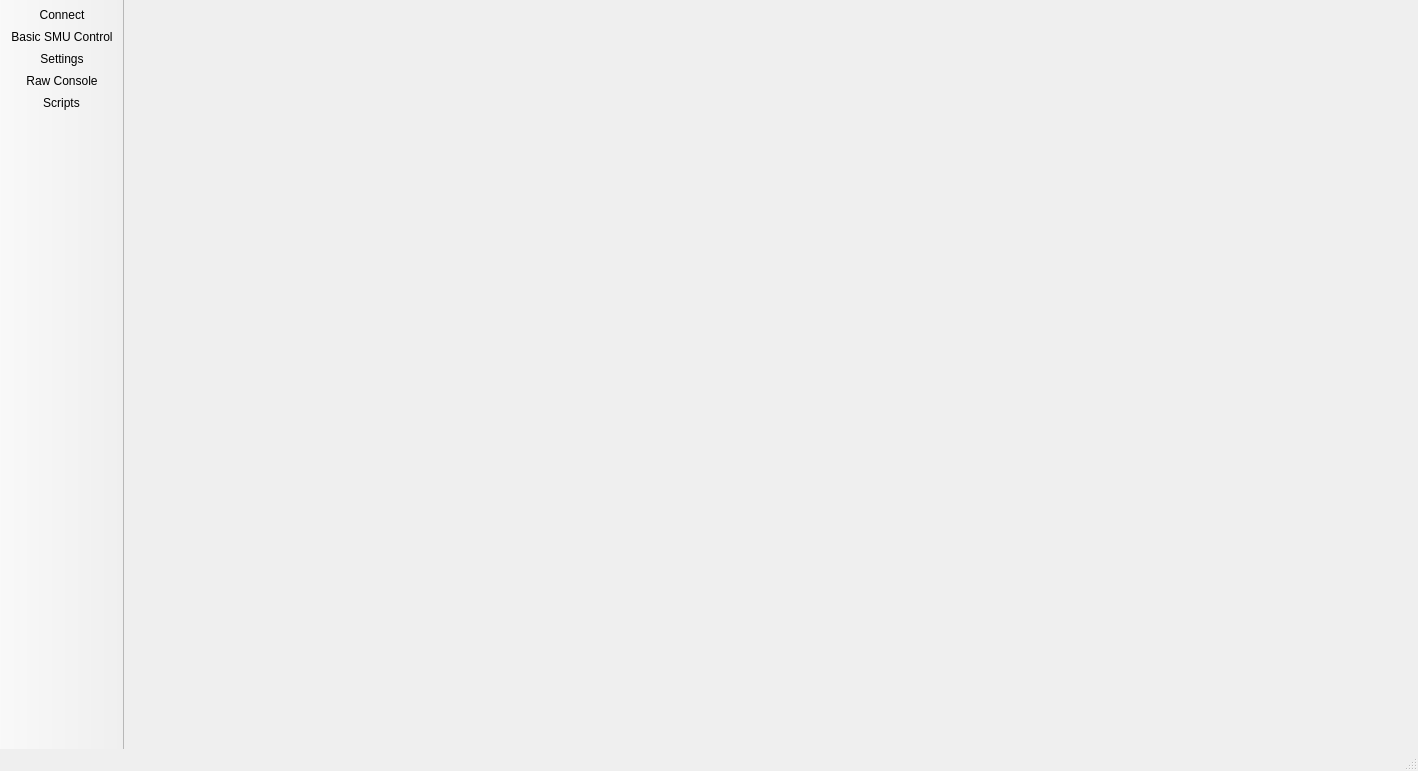
Qt form forms/maingui.ui (schwemmdx/keithley-tool) before a commit.
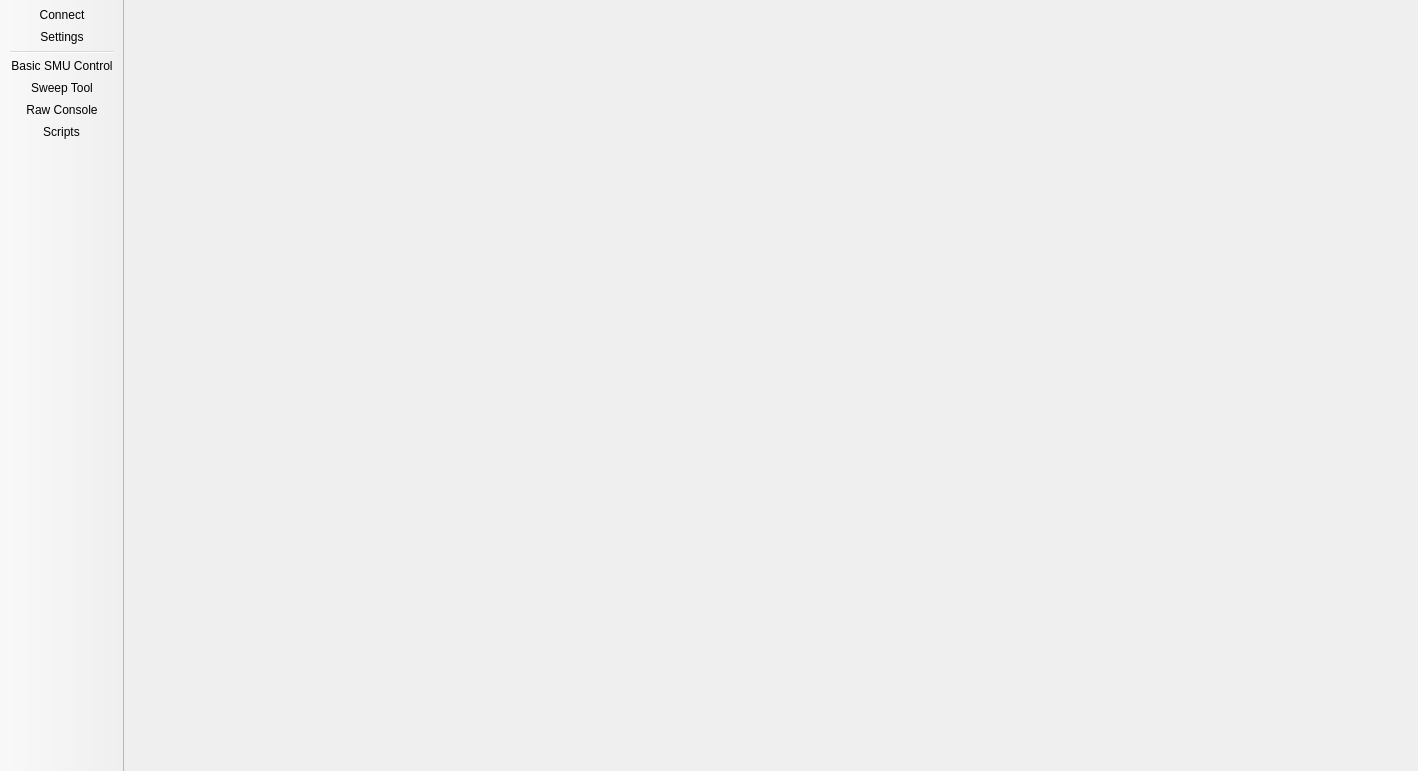
The same form after that commit. Icons and pictures are not drawn.

Commit message: Added Exit Action Added On State Icon for sucessful Connection Changed WidgetName Added 2nd Tool Bar

Patch:
```diff
--- a/forms/maingui.ui
+++ b/forms/maingui.ui
@@ -13,10 +13,16 @@
   <property name="windowTitle">
    <string>MainWindow</string>
   </property>
+  <property name="windowIcon">
+   <iconset resource="../materials.qrc">
+    <normaloff>:/materials/materials/mosfet.png</normaloff>:/materials/materials/mosfet.png</iconset>
+  </property>
+  <property name="tabShape">
+   <enum>QTabWidget::Rounded</enum>
+  </property>
   <widget class="QWidget" name="centralwidget">
    <layout class="QGridLayout" name="gridLayout"/>
   </widget>
-  <widget class="QStatusBar" name="statusbar"/>
   <widget class="QToolBar" name="toolBar">
    <property name="sizePolicy">
     <sizepolicy hsizetype="Fixed" vsizetype="Preferred">
@@ -33,6 +39,9 @@
    <property name="windowTitle">
     <string>toolBar</string>
    </property>
+   <property name="layoutDirection">
+    <enum>Qt::LeftToRight</enum>
+   </property>
    <property name="movable">
     <bool>false</bool>
    </property>
@@ -48,6 +57,9 @@
      <height>32</height>
     </size>
    </property>
+   <property name="toolButtonStyle">
+    <enum>Qt::ToolButtonIconOnly</enum>
+   </property>
    <property name="floatable">
     <bool>false</bool>
    </property>
@@ -58,8 +70,10 @@
     <bool>false</bool>
    </attribute>
    <addaction name="actionConnect"/>
-   <addaction name="actionBasic_SMU_Control"/>
    <addaction name="actionSettings"/>
+   <addaction name="separator"/>
+   <addaction name="actionBasic_SMU_Control"/>
+   <addaction name="actionSweep_Tool"/>
    <addaction name="actionRaw_Console"/>
    <addaction name="actionScripts"/>
   </widget>
@@ -117,6 +131,23 @@
     <string>Basic SMU Control</string>
    </property>
   </action>
+  <action name="actionExit">
+   <property name="icon">
+    <iconset theme="battery"/>
+   </property>
+   <property name="text">
+    <string>Exit</string>
+   </property>
+  </action>
+  <action name="actionSweep_Tool">
+   <property name="icon">
+    <iconset resource="../materials.qrc">
+     <normaloff>:/materials/materials/farbkorrektur.png</normaloff>:/materials/materials/farbkorrektur.png</iconset>
+   </property>
+   <property name="text">
+    <string>Sweep Tool</string>
+   </property>
+  </action>
  </widget>
  <resources>
   <include location="../materials.qrc"/>
```
Left out of the diff: 7 changed lines with no effect on the pictures.
